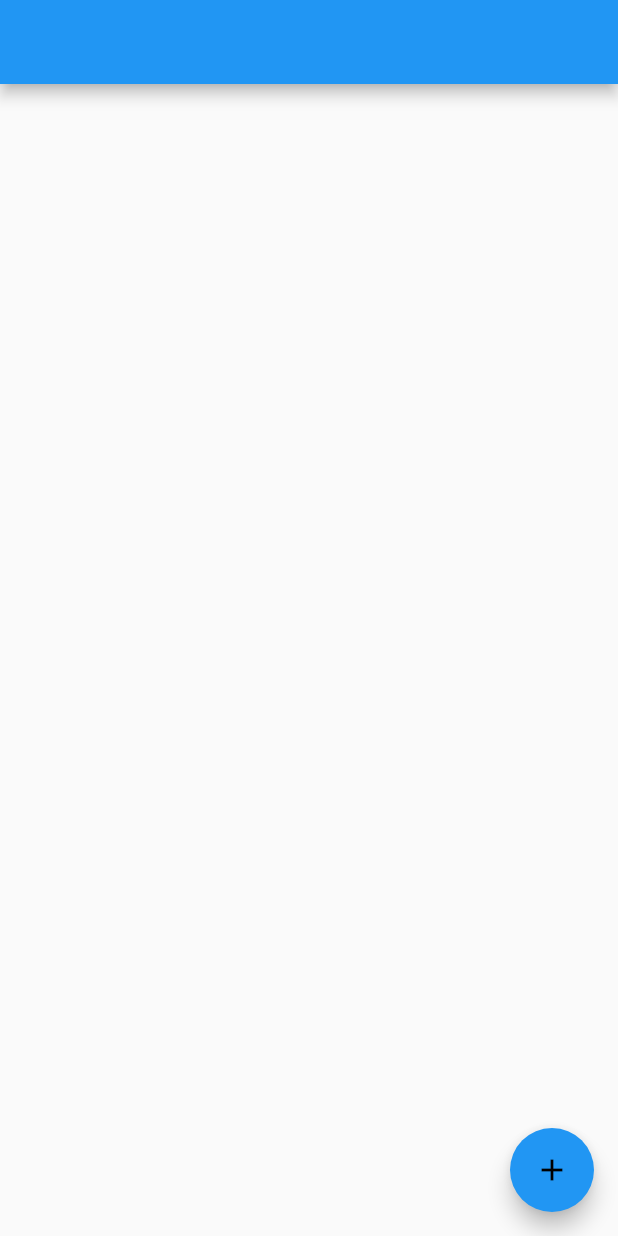
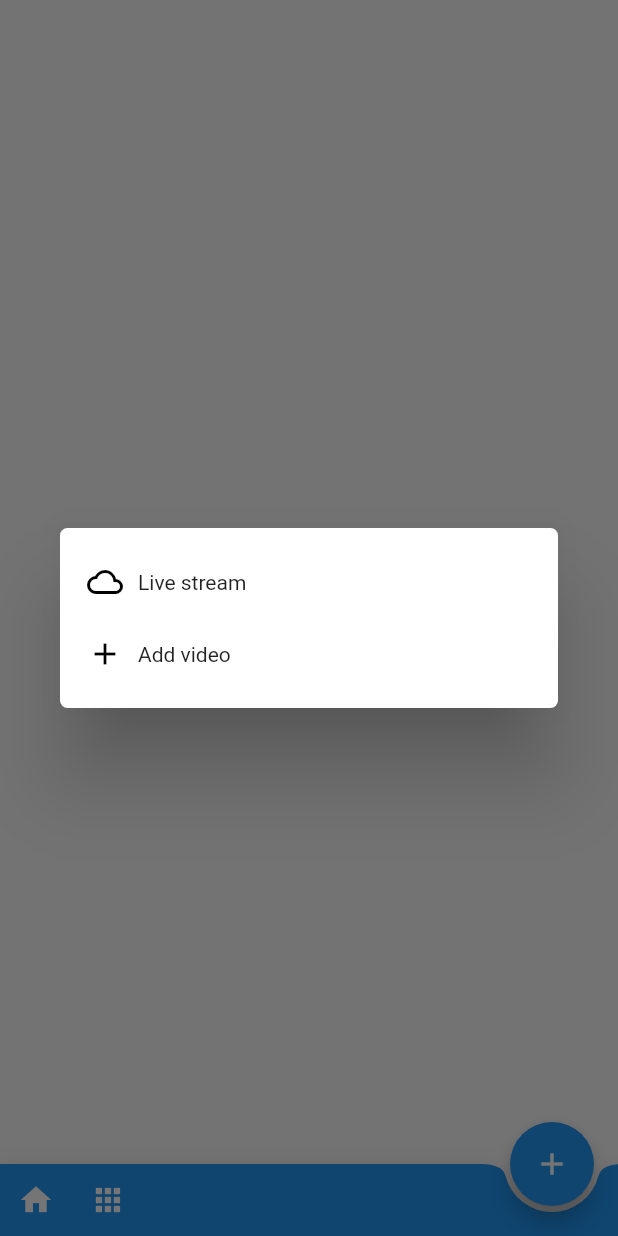
Before and after one commit to underpin-korea/share_it, a Flutter app: the screen it shows after launch, after a tap on the "add" icon, on a phone screen of 412 x 824 dp. Run offline on Flutter 3.47's test engine with Material 2 defaults, Android fonts, the phone set to English and light mode, and no system bars; our stand-ins replace bloc, image_picker.

Commit message:
[add] upload photo method

```diff
--- /dev/null
+++ b/lib/features/MainPage/presentation/bloc/bloc.dart
@@ -0,0 +1,3 @@
+export 'mainpage_bloc.dart';
+export 'mainpage_event.dart';
+export 'mainpage_state.dart';
--- /dev/null
+++ b/lib/features/MainPage/presentation/bloc/mainpage_bloc.dart
@@ -0,0 +1,15 @@
+import 'dart:async';
+import 'package:bloc/bloc.dart';
+import './bloc.dart';
+
+class MainpageBloc extends Bloc<MainpageEvent, MainpageState> {
+  @override
+  MainpageState get initialState => InitialMainpageState();
+
+  @override
+  Stream<MainpageState> mapEventToState(
+    MainpageEvent event,
+  ) async* {
+    // TODO: Add Logic
+  }
+}
--- /dev/null
+++ b/lib/features/MainPage/presentation/bloc/mainpage_event.dart
@@ -0,0 +1,4 @@
+import 'package:meta/meta.dart';
+
+@immutable
+abstract class MainpageEvent {}
--- /dev/null
+++ b/lib/features/MainPage/presentation/bloc/mainpage_state.dart
@@ -0,0 +1,6 @@
+import 'package:meta/meta.dart';
+
+@immutable
+abstract class MainpageState {}
+
+class InitialMainpageState extends MainpageState {}
--- /dev/null
+++ b/lib/features/MainPage/presentation/pages/MainPage.dart
@@ -0,0 +1,42 @@
+import 'package:flutter/material.dart';
+import 'package:shareit/features/MainPage/presentation/widgets/dialog/video_dialog.dart';
+
+class MainPage extends StatelessWidget {
+  const MainPage({Key key}) : super(key: key);
+
+  @override
+  Widget build(BuildContext context) {
+    return Scaffold(
+      floatingActionButton: FloatingActionButton(
+        backgroundColor: Colors.blue,
+        child: Icon(
+          Icons.add,
+          color: Colors.white,
+        ),
+        onPressed: () => showDialog(
+          context: context,
+          builder: (BuildContext context) => VideoDialog(),
+        ),
+      ),
+      floatingActionButtonLocation: FloatingActionButtonLocation.endDocked,
+      bottomNavigationBar: BottomAppBar(
+        child: Row(
+          children: <Widget>[
+            IconButton(
+              icon: Icon(Icons.home),
+              color: Colors.white,
+              onPressed: () {},
+            ),
+            IconButton(
+              icon: Icon(Icons.apps),
+              color: Colors.white,
+              onPressed: () {},
+            ),
+          ],
+        ),
+        shape: CircularNotchedRectangle(),
+        color: Colors.blue,
+      ),
+    );
+  }
+}
--- /dev/null
+++ b/lib/features/MainPage/presentation/widgets/dialog/dialogItemWidget.dart
@@ -0,0 +1,34 @@
+import 'package:flutter/material.dart';
+
+class DialogItemWidget extends StatelessWidget {
+  final Text title;
+  final Icon leading;
+  final Function onTap;
+
+  const DialogItemWidget({Key key, this.title, this.leading, this.onTap})
+      : super(key: key);
+
+  @override
+  Widget build(BuildContext context) {
+    return InkWell(
+      child: child(),
+      onTap: onTap,
+    );
+  }
+
+  Container child() {
+    return Container(
+      padding: EdgeInsets.symmetric(vertical: 6.0, horizontal: 6.0),
+      margin: EdgeInsets.symmetric(vertical: 6.0),
+      child: Row(
+        children: <Widget>[
+          Container(
+            padding: EdgeInsets.only(right: 10),
+            child: leading,
+          ),
+          title,
+        ],
+      ),
+    );
+  }
+}
--- /dev/null
+++ b/lib/features/MainPage/presentation/widgets/dialog/video_dialog.dart
@@ -0,0 +1,49 @@
+import 'dart:io';
+
+import 'package:flutter/material.dart';
+import 'package:image_picker/image_picker.dart';
+import 'package:shareit/features/MainPage/presentation/widgets/dialog/dialogItemWidget.dart';
+
+class VideoDialog extends StatelessWidget {
+  const VideoDialog({Key key}) : super(key: key);
+
+  Future getVideo() async {
+    File video = await ImagePicker.pickVideo(source: ImageSource.gallery);
+    print(video.uri);
+  }
+
+  @override
+  Widget build(BuildContext context) {
+    return Dialog(
+      shape: RoundedRectangleBorder(
+        borderRadius: BorderRadius.circular(5.0),
+      ),
+      child: Container(
+        height: 120,
+        child: Padding(
+          padding: const EdgeInsets.all(12.0),
+          child: Column(
+            children: <Widget>[
+              DialogItemWidget(
+                leading: Icon(
+                  Icons.cloud_queue,
+                  color: Colors.black,
+                ),
+                title: Text("Live stream"),
+                onTap: () {},
+              ),
+              DialogItemWidget(
+                leading: Icon(
+                  Icons.add,
+                  color: Colors.black,
+                ),
+                title: Text("Add video"),
+                onTap: getVideo,
+              ),
+            ],
+          ),
+        ),
+      ),
+    );
+  }
+}
--- a/lib/main.dart
+++ b/lib/main.dart
@@ -1,4 +1,5 @@
 import 'package:flutter/material.dart';
+import 'package:shareit/features/MainPage/presentation/pages/MainPage.dart';
 
 void main() => runApp(MyApp());
 
@@ -14,17 +15,7 @@ class _MyAppState extends State<MyApp> {
   Widget build(BuildContext context) {
     return MaterialApp(
       theme: ThemeData(accentColor: Colors.lightBlue),
-      home: Scaffold(
-        appBar: AppBar(
-          title: Text(""),
-        ),
-        floatingActionButton: FloatingActionButton(
-          backgroundColor: Colors.blue,
-          child: Icon(Icons.add),
-          onPressed: () {},
-        ),
-        bottomNavigationBar: BottomAppBar(),
-      ),
+      home: MainPage(),
     );
   }
 }
```
Also changed, not shown: pubspec.yaml (+1 -6 lines), 9 other files.
